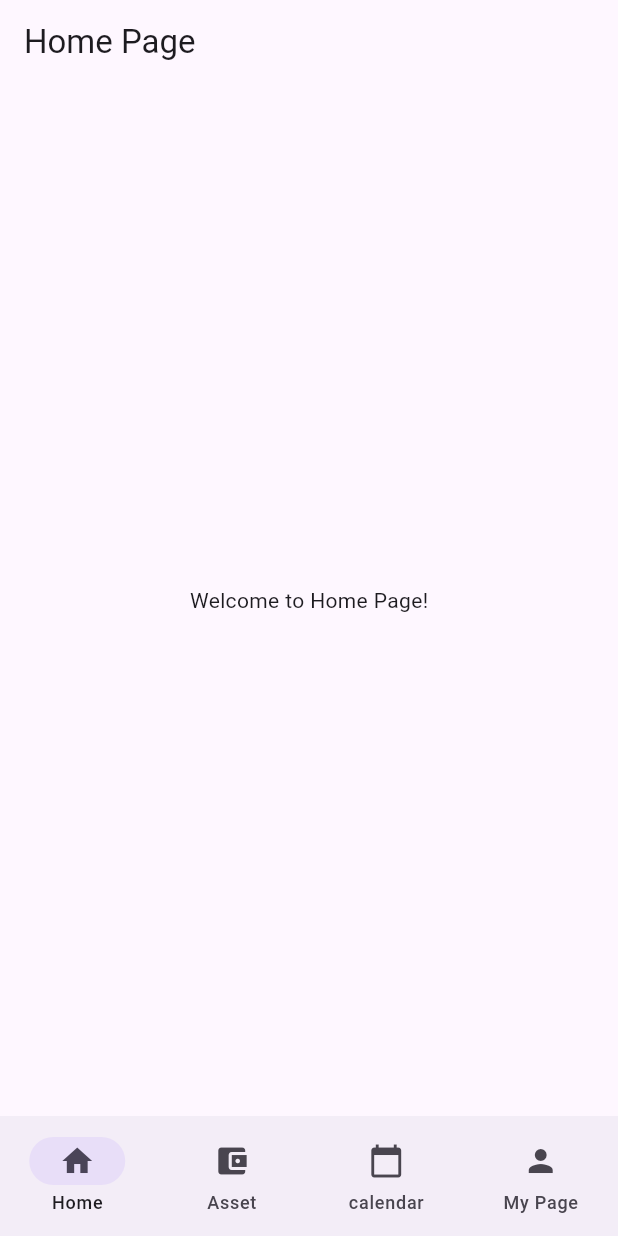
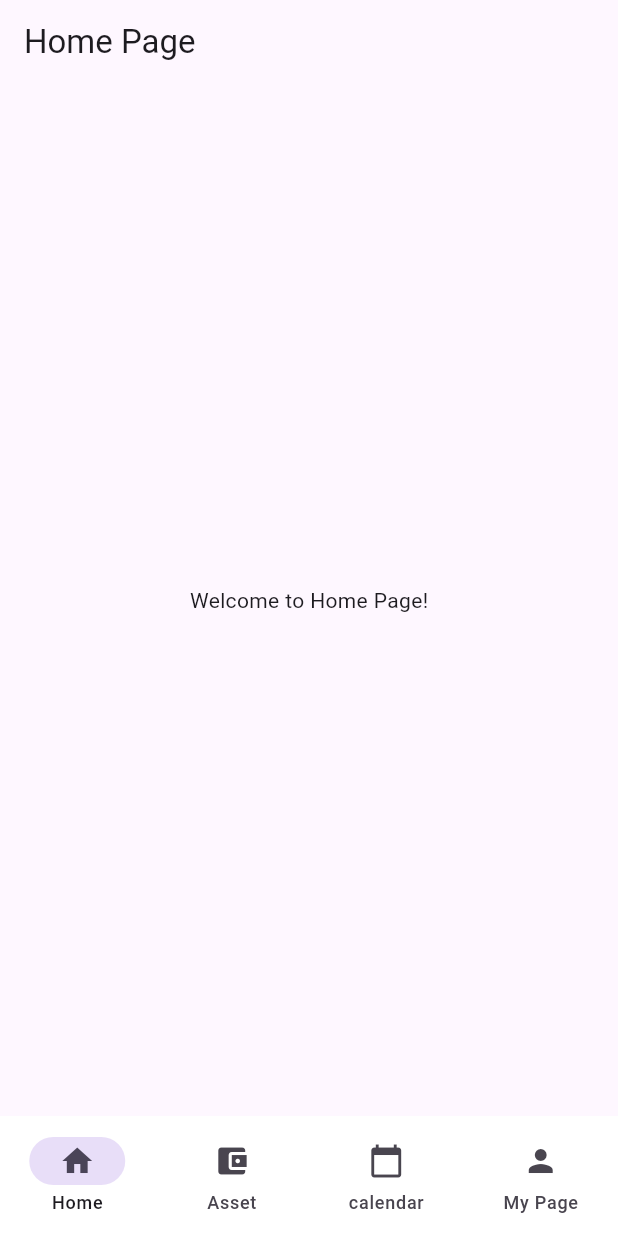
Before and after one commit to Team-course/account-book, a Flutter app: the screen it shows after launch, on a phone screen of 412 x 824 dp. Run offline on Flutter 3.47's test engine with Material 3 defaults, Android fonts, the phone set to English and light mode, and no system bars; our stand-ins replace get, syncfusion_flutter_charts.

Commit message:
네비게이션바 수정

```diff
--- a/lib/navigation_bar.dart
+++ b/lib/navigation_bar.dart
@@ -19,6 +19,7 @@ class NavigationMenu extends StatelessWidget{
               elevation: 0,
               selectedIndex: controller.selectedIndex.value,
               onDestinationSelected: (index) => controller.selectedIndex.value = index,
+              backgroundColor: Colors.white,
               destinations: const [
                 NavigationDestination(icon: Icon(Icons.home), label: "Home"),
                 NavigationDestination(icon: Icon(Icons.account_balance_wallet), label: "Asset"),
@@ -39,9 +40,5 @@ class NavigationController extends GetxController {
     AssetPage(),
     CalendarPage(),
     MyPage()
-    // Container(color: Colors.green),
-    // Container(color: Colors.purple),
-    // Container(color: Colors.orange),
-    // Container(color: Colors.blue)
   ];
 }
```
